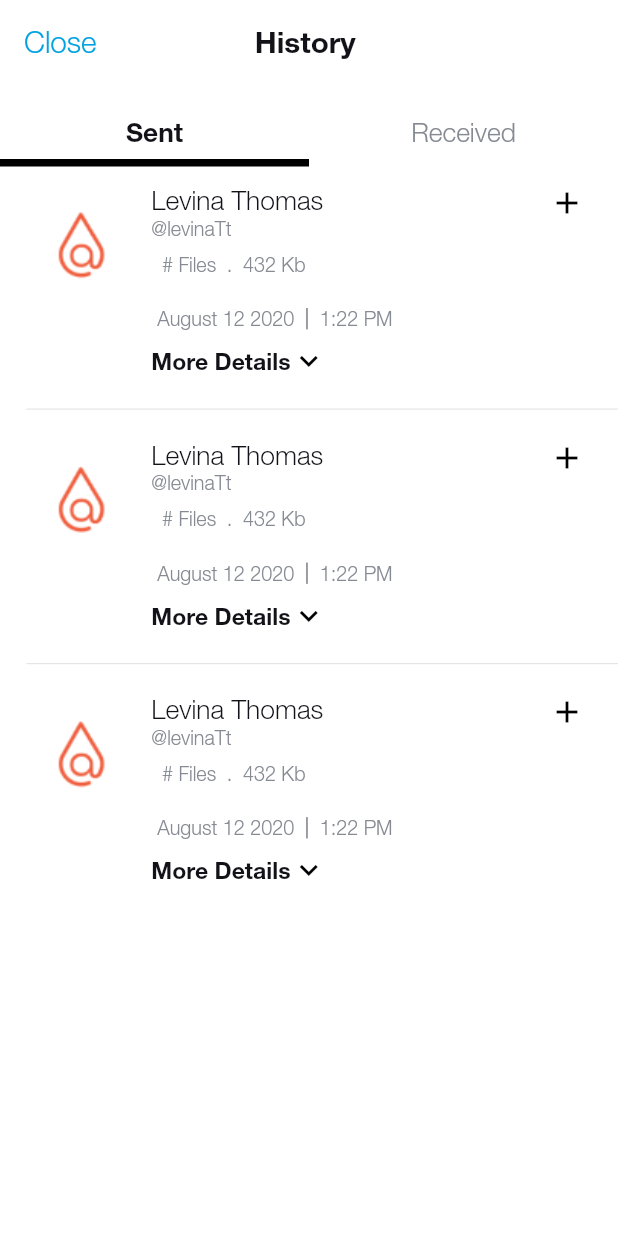
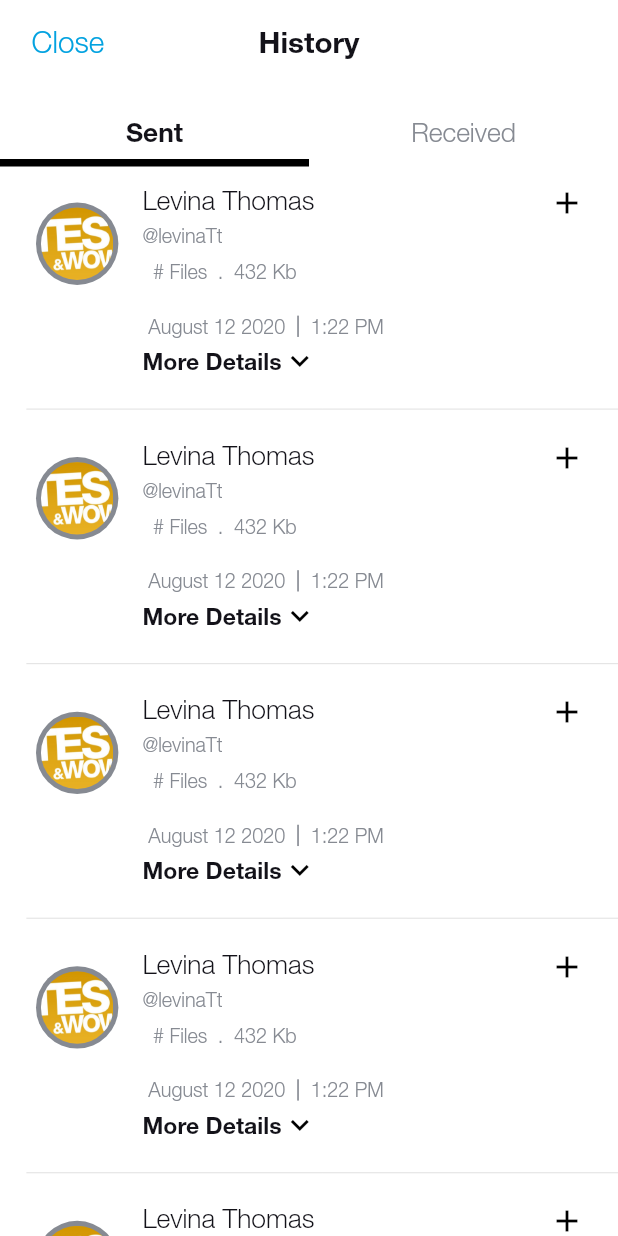
Before and after one commit to atsign-foundation/atmosphere_pro, a Flutter app: the HistoryScreen screen opened directly, on a phone screen of 412 x 824 dp. Run offline on Flutter 3.47's test engine with Material 2 defaults, Android fonts, the phone set to English and light mode, and no system bars; our stand-ins replace google_fonts.

```diff
--- a/lib/screens/common_widgets/app_bar.dart
+++ b/lib/screens/common_widgets/app_bar.dart
@@ -28,11 +28,14 @@ class CustomAppBar extends StatelessWidget implements PreferredSizeWidget {
   Widget build(BuildContext context) {
     return AppBar(
       elevation: 0,
-      // titleSpacing: 80,
       title: Row(
-        mainAxisAlignment: MainAxisAlignment.start,
         children: [
-          (!showLeadingicon)
+          Flexible(
+            flex: 2,
+            child: Container(
+              height: 40.toHeight,
+              width: 60.toWidth,
+              child: (!showLeadingicon)
                   ? (showBackButton)
                       ? IconButton(
                           icon: Icon(
@@ -42,8 +45,7 @@ class CustomAppBar extends StatelessWidget implements PreferredSizeWidget {
                           onPressed: () {
                             Navigator.pop(context);
                           })
-                  : Container(
-                      padding: EdgeInsets.only(right: 16.toWidth),
+                      : Center(
                           child: GestureDetector(
                             child: Text(
                               'Close',
@@ -51,33 +53,33 @@ class CustomAppBar extends StatelessWidget implements PreferredSizeWidget {
                             ),
                           ),
                         )
-              : Container(
-                  height: 40,
-                  width: 40,
-                  child: Image.asset(ImageConstants.logoIcon),
+                  : Image.asset(ImageConstants.logoIcon),
             ),
-          (showTitle)
-              ? Container(
-                  padding: EdgeInsets.only(
-                      left: (showBackButton) ? 100.toWidth : 80.toWidth),
+          ),
+          Expanded(
+            flex: 9,
+            child: (showTitle)
+                ? Row(
+                    mainAxisAlignment: MainAxisAlignment.center,
+                    children: [
+                      Container(
                         child: Text(
                           title,
                           style: CustomTextStyles.primaryBold18,
                         ),
+                      ),
+                    ],
                   )
                 : Container(),
-        ],
           ),
-      automaticallyImplyLeading: false,
-      backgroundColor: ColorConstants.appBarColor,
-      actions: [
-        (showTitle)
-            ? Container()
-            : Container(
+          Expanded(
+            flex: 2,
+            child: (showTitle)
+                ? Container(
                     height: 22.toHeight,
                     width: 22.toWidth,
-                margin: EdgeInsets.only(right: 27.toWidth),
-                child: GestureDetector(
+                  )
+                : GestureDetector(
                     onTap: () {
                       print('ON DRWAER TAP');
                     },
@@ -87,6 +89,9 @@ class CustomAppBar extends StatelessWidget implements PreferredSizeWidget {
                   ),
           )
         ],
+      ),
+      automaticallyImplyLeading: false,
+      backgroundColor: ColorConstants.appBarColor,
     );
   }
 }
--- /dev/null
+++ b/lib/screens/common_widgets/custom_circle_avatar.dart
@@ -0,0 +1,29 @@
+import 'package:atsign_atmosphere_app/utils/colors.dart';
+import 'package:flutter/material.dart';
+import 'package:atsign_atmosphere_app/services/size_config.dart';
+
+class CustomCircleAvatar extends StatelessWidget {
+  final String image;
+
+  const CustomCircleAvatar({Key key, this.image}) : super(key: key);
+  @override
+  Widget build(BuildContext context) {
+    return Container(
+      height: 50.toFont,
+      width: 50.toFont,
+      child: CircleAvatar(
+        radius: 45.toFont,
+        backgroundColor: ColorConstants.fontSecondary,
+        child: Container(
+          height: 44.toFont,
+          width: 44.toFont,
+          child: CircleAvatar(
+            // radius: 35.toFont,
+            backgroundColor: Colors.transparent,
+            backgroundImage: AssetImage(image),
+          ),
+        ),
+      ),
+    );
+  }
+}
--- a/lib/screens/history/history_screen.dart
+++ b/lib/screens/history/history_screen.dart
@@ -57,18 +57,20 @@ class _HistoryScreenState extends State<HistoryScreen>
                   ),
                 ),
                 Expanded(
-                  // height: 400,
                   child: TabBarView(controller: _controller, children: [
                     ListView.separated(
+                      padding: EdgeInsets.only(bottom: 170.toHeight),
+                      physics: AlwaysScrollableScrollPhysics(),
                       separatorBuilder: (context, index) => Divider(
                         indent: 16.toWidth,
                       ),
-                      itemCount: 3,
+                      itemCount: 5,
                       itemBuilder: (context, index) => Padding(
                           padding: const EdgeInsets.all(8.0),
                           child: FilesListTile()),
                     ),
                     ListView.separated(
+                      padding: EdgeInsets.only(bottom: 170.toHeight),
                       separatorBuilder: (context, index) => Divider(
                         indent: 16.toWidth,
                       ),
--- a/lib/screens/history/widgets/file_list_tile.dart
+++ b/lib/screens/history/widgets/file_list_tile.dart
@@ -1,6 +1,6 @@
+import 'package:atsign_atmosphere_app/screens/common_widgets/custom_circle_avatar.dart';
 import 'package:atsign_atmosphere_app/utils/colors.dart';
 import 'package:atsign_atmosphere_app/utils/images.dart';
-import 'package:atsign_atmosphere_app/utils/text_strings.dart';
 import 'package:atsign_atmosphere_app/utils/text_styles.dart';
 import 'package:flutter/material.dart';
 import 'package:atsign_atmosphere_app/services/size_config.dart';
@@ -17,10 +17,8 @@ class _FilesListTileState extends State<FilesListTile> {
     return Column(
       children: [
         ListTile(
-          leading: CircleAvatar(
-            radius: 30.toHeight,
-            backgroundColor: Colors.white,
-            backgroundImage: AssetImage(ImageConstants.logoIcon),
+          leading: CustomCircleAvatar(
+            image: ImageConstants.test,
           ),
           title: Column(
             crossAxisAlignment: CrossAxisAlignment.start,
@@ -44,6 +42,7 @@ class _FilesListTileState extends State<FilesListTile> {
                   )
                 ],
               ),
+              SizedBox(height: 5.toHeight),
               Text(
                 '@levinaTt',
                 style: CustomTextStyles.secondaryRegular12,
@@ -96,7 +95,7 @@ class _FilesListTileState extends State<FilesListTile> {
                 ),
               ),
               SizedBox(
-                height: 8.toHeight,
+                height: 3.toHeight,
               ),
               (!isOpen)
                   ? GestureDetector(
@@ -104,14 +103,13 @@ class _FilesListTileState extends State<FilesListTile> {
                         setState(() {
                           isOpen = !isOpen;
                         });
-                        print('ON BUTTON TAP====>$isOpen');
                       },
                       child: Container(
                         width: 140.toWidth,
                         child: Row(
                           children: [
                             Text(
-                              TextStrings().moreDetails,
+                              'More Details',
                               style: CustomTextStyles.primaryBold14,
                             ),
                             Container(
@@ -142,9 +140,9 @@ class _FilesListTileState extends State<FilesListTile> {
                       itemCount: 6,
                       itemBuilder: (context, index) => ListTile(
                         leading: Container(
-                          height: 50.toHeight,
-                          width: 50.toWidth,
-                          child: Image.asset(ImageConstants.drawerIcon),
+                          child: CustomCircleAvatar(
+                            image: ImageConstants.test,
+                          ),
                         ),
                         title: Column(
                           crossAxisAlignment: CrossAxisAlignment.start,
@@ -191,7 +189,7 @@ class _FilesListTileState extends State<FilesListTile> {
                       child: Row(
                         children: [
                           Text(
-                            TextStrings().lesserDetails,
+                            'Lesser Details',
                             style: CustomTextStyles.primaryBold14,
                           ),
                           Container(
--- a/lib/utils/images.dart
+++ b/lib/utils/images.dart
@@ -4,4 +4,7 @@ class ImageConstants {
   static String welcomeBackground = '$_basePath/welcome_bg.png';
   static String logoIcon = '$_basePath/logo.png';
   static String drawerIcon = '$_basePath/menu.png';
+
+  // TEST FILE DELETE WHEN IN PRODUCTION
+  static String test = '$_basePath/test.jpg';
 }
```
Also changed, not shown: lib/screens/blocked_users/blocked_users.dart (+6 -5 lines), lib/screens/home/home.dart (+8 -5 lines), lib/screens/receive_files/receive_files_alert.dart (+23 -13 lines). Lines whose indentation alone changed are shown as unchanged.
